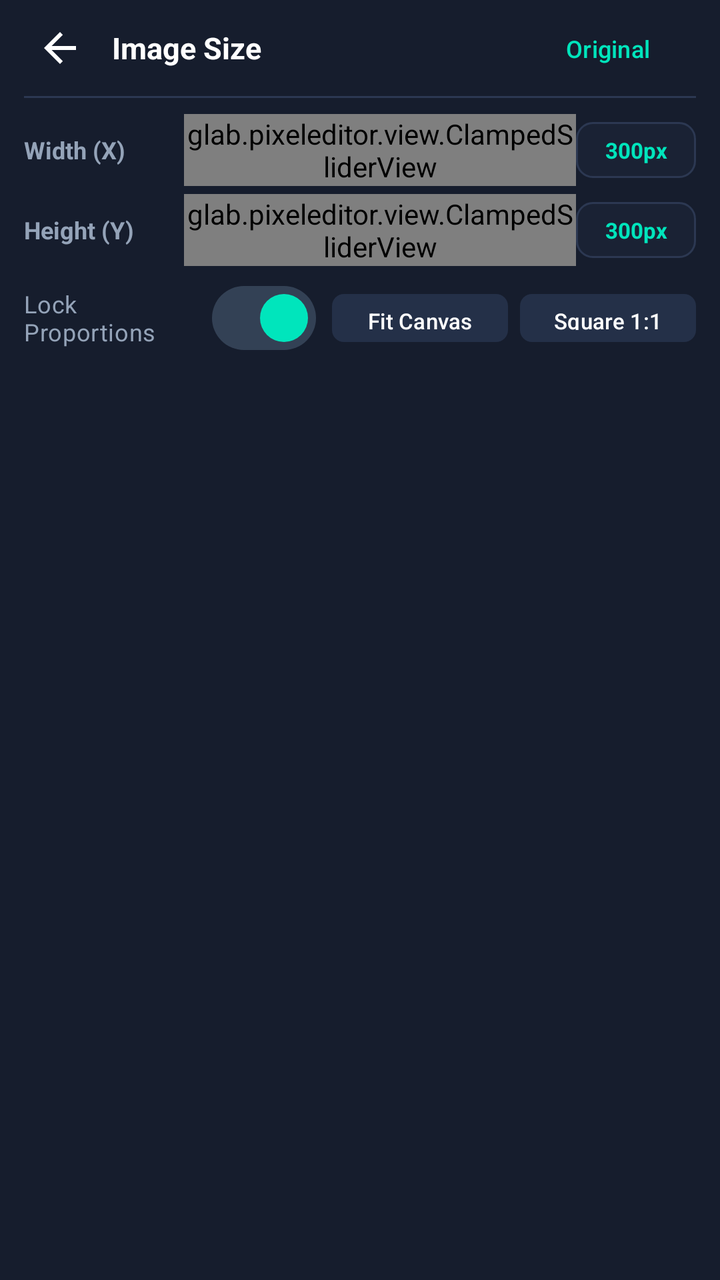
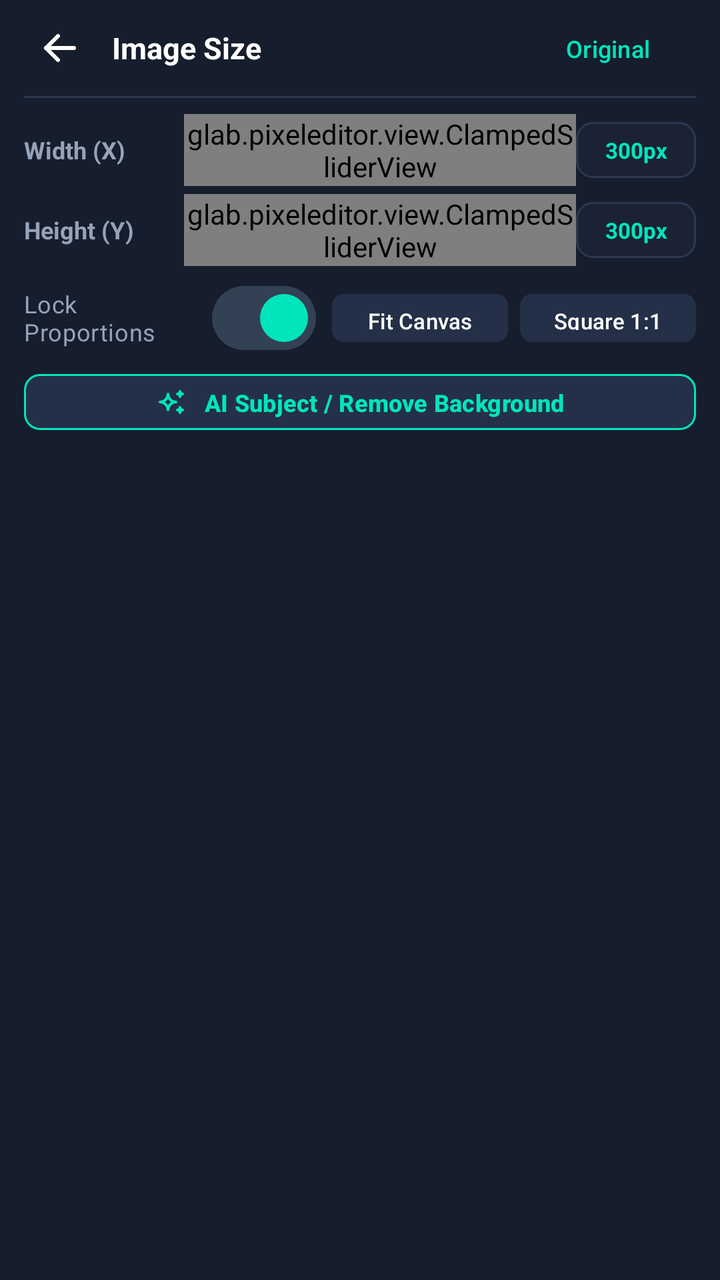

The first picture is an Android layout as it rendered before a commit; the second is the same layout after the commit. The layout source and the unified diff follow.
<!-- AndroidManifest.xml: application theme Theme.PixelEditor -->
<!-- res/layout/panel_photo_adjust.xml -->
<?xml version="1.0" encoding="utf-8"?>
<LinearLayout xmlns:android="http://schemas.android.com/apk/res/android"
    xmlns:app="http://schemas.android.com/apk/res-auto"
    android:id="@+id/panelPhotoAdjust"
    android:layout_width="match_parent"
    android:layout_height="wrap_content"
    android:background="@color/pe_surface_panel"
    android:orientation="vertical"
    android:paddingStart="12dp"
    android:paddingTop="4dp"
    android:paddingEnd="12dp"
    android:paddingBottom="4dp">

    
    <LinearLayout
        android:layout_width="match_parent"
        android:layout_height="40dp"
        android:gravity="center_vertical"
        android:orientation="horizontal">

        <ImageButton
            android:id="@+id/btnBackFromAdjust"
            android:layout_width="36dp"
            android:layout_height="36dp"
            android:background="?attr/selectableItemBackgroundBorderless"
            android:src="@drawable/ic_pe_back"
            app:tint="@color/pe_text_primary" />

        <TextView
            android:id="@+id/tvPhotoSizeHeader"
            android:layout_width="0dp"
            android:layout_height="wrap_content"
            android:layout_marginStart="8dp"
            android:layout_weight="1"
            android:text="Image Size"
            android:textColor="@color/pe_text_primary"
            android:textSize="15sp"
            android:textStyle="bold" />

        <com.google.android.material.button.MaterialButton
            android:id="@+id/btnResetAdjustments"
            style="@style/Widget.Material3.Button.TextButton"
            android:layout_width="wrap_content"
            android:layout_height="36dp"
            android:text="Original"
            android:textColor="@color/pe_accent_mint"
            android:textSize="12sp" />
    </LinearLayout>

    <View
        android:layout_width="match_parent"
        android:layout_height="1dp"
        android:layout_marginTop="4dp"
        android:layout_marginBottom="8dp"
        android:background="@color/pe_border" />

    
    <LinearLayout
        android:layout_width="match_parent"
        android:layout_height="wrap_content"
        android:gravity="center_vertical"
        android:orientation="horizontal">

        <TextView
            android:layout_width="80dp"
            android:layout_height="wrap_content"
            android:text="Width (X)"
            android:textColor="@color/pe_text_secondary"
            android:textSize="12sp"
            android:textStyle="bold" />

        <glab.pixeleditor.view.ClampedSliderView
            android:id="@+id/sliderPhotoWidth"
            android:layout_width="0dp"
            android:layout_height="36dp"
            android:layout_weight="1" />

        <TextView
            android:id="@+id/tvPhotoWidthVal"
            android:layout_width="60dp"
            android:layout_height="28dp"
            android:background="@drawable/bg_input_box"
            android:gravity="center"
            android:text="300px"
            android:textColor="@color/pe_accent_mint"
            android:textSize="11sp"
            android:textStyle="bold" />
    </LinearLayout>

    
    <LinearLayout
        android:layout_width="match_parent"
        android:layout_height="wrap_content"
        android:layout_marginTop="4dp"
        android:gravity="center_vertical"
        android:orientation="horizontal">

        <TextView
            android:layout_width="80dp"
            android:layout_height="wrap_content"
            android:text="Height (Y)"
            android:textColor="@color/pe_text_secondary"
            android:textSize="12sp"
            android:textStyle="bold" />

        <glab.pixeleditor.view.ClampedSliderView
            android:id="@+id/sliderPhotoHeight"
            android:layout_width="0dp"
            android:layout_height="36dp"
            android:layout_weight="1" />

        <TextView
            android:id="@+id/tvPhotoHeightVal"
            android:layout_width="60dp"
            android:layout_height="28dp"
            android:background="@drawable/bg_input_box"
            android:gravity="center"
            android:text="300px"
            android:textColor="@color/pe_accent_mint"
            android:textSize="11sp"
            android:textStyle="bold" />
    </LinearLayout>

    
    <LinearLayout
        android:layout_width="match_parent"
        android:layout_height="wrap_content"
        android:layout_marginTop="10dp"
        android:gravity="center_vertical"
        android:orientation="horizontal">

        <com.google.android.material.materialswitch.MaterialSwitch
            android:id="@+id/switchPhotoAspectLock"
            android:layout_width="0dp"
            android:layout_height="32dp"
            android:layout_weight="1"
            android:checked="true"
            android:text="Lock Proportions"
            android:textColor="@color/pe_text_secondary"
            android:textSize="12sp"
            app:thumbTint="@color/pe_accent_mint"
            app:trackTint="#334155" />

        <com.google.android.material.button.MaterialButton
            android:id="@+id/btnPhotoMatchCanvas"
            style="@style/Widget.Material3.Button.TonalButton"
            android:layout_width="wrap_content"
            android:layout_height="32dp"
            android:layout_marginStart="8dp"
            android:paddingStart="10dp"
            android:paddingEnd="10dp"
            android:text="Fit Canvas"
            android:textColor="@color/pe_text_primary"
            android:textSize="11sp"
            app:backgroundTint="#243048"
            app:cornerRadius="6dp" />

        <com.google.android.material.button.MaterialButton
            android:id="@+id/btnPhotoSquare"
            style="@style/Widget.Material3.Button.TonalButton"
            android:layout_width="wrap_content"
            android:layout_height="32dp"
            android:layout_marginStart="6dp"
            android:paddingStart="10dp"
            android:paddingEnd="10dp"
            android:text="Square 1:1"
            android:textColor="@color/pe_text_primary"
            android:textSize="11sp"
            app:backgroundTint="#243048"
            app:cornerRadius="6dp" />
    </LinearLayout>
</LinearLayout>
<!-- resources referenced by this layout -->
<resources>
  <color name="pe_accent_mint">#00E5BC</color>
  <color name="pe_border">#2C3852</color>
  <color name="pe_surface_panel">#161D2D</color>
  <color name="pe_text_primary">#FFFFFF</color>
  <color name="pe_text_secondary">#94A3B8</color>
  <!-- drawable bg_input_box (drawable) -->
  <?xml version="1.0" encoding="utf-8"?>
  <shape xmlns:android="http://schemas.android.com/apk/res/android"
      android:shape="rectangle">
      <solid android:color="@color/pe_surface_input"/>
      <stroke android:width="1dp" android:color="@color/pe_border"/>
      <corners android:radius="8dp"/>
  </shape>
  <!-- drawable ic_pe_back (drawable) -->
  <vector xmlns:android="http://schemas.android.com/apk/res/android"
      android:width="24dp"
      android:height="24dp"
      android:viewportWidth="24"
      android:viewportHeight="24">
      <path
          android:fillColor="@color/pe_text_primary"
          android:pathData="M20,11H7.83l5.59,-5.59L12,4l-8,8 8,8 1.41,-1.41L7.83,13H20v-2z"/>
  </vector>
  <style name="Theme.PixelEditor" parent="Theme.Material3.Dark.NoActionBar">
          
          <item name="colorPrimary">@color/pe_accent_mint</item>
          <item name="colorOnPrimary">@color/pe_m3_on_primary</item>
          <item name="colorPrimaryContainer">@color/pe_m3_primary_container</item>
          <item name="colorOnPrimaryContainer">@color/pe_m3_on_primary_container</item>
  
          <item name="colorSecondary">@color/pe_accent_cyan</item>
          <item name="colorTertiary">@color/pe_accent_purple</item>
  
          
          <item name="android:colorBackground">@color/pe_bg_canvas_workspace</item>
          <item name="colorSurface">@color/pe_surface_panel</item>
          <item name="colorOnSurface">@color/pe_text_primary</item>
          <item name="colorSurfaceVariant">@color/pe_surface_panel_elevated</item>
          <item name="colorOnSurfaceVariant">@color/pe_text_secondary</item>
  
          <item name="colorOutline">@color/pe_border</item>
  
          
          <item name="android:statusBarColor">@android:color/transparent</item>
          <item name="android:navigationBarColor">@android:color/transparent</item>
          <item name="android:windowDrawsSystemBarBackgrounds">true</item>
          <item name="android:windowLightStatusBar">false</item>
          <item name="android:windowLightNavigationBar" tools:targetApi="27">false</item>
      </style>
  <color name="pe_surface_input">#1A2234</color>
  <color name="pe_m3_on_primary">#00382B</color>
  <color name="pe_m3_primary_container">#00513F</color>
  <color name="pe_m3_on_primary_container">#73FCD4</color>
  <color name="pe_accent_cyan">#00D2FF</color>
  <color name="pe_accent_purple">#7F5AF0</color>
  <color name="pe_bg_canvas_workspace">#0F1320</color>
  <color name="pe_surface_panel_elevated">#1E273C</color>
</resources>

<!-- the commit's change to res/layout/panel_photo_adjust.xml (unified diff, before → after) -->
@@ -169,4 +169,30 @@
             app:backgroundTint="#243048"
             app:cornerRadius="6dp" />
     </LinearLayout>
+
+    
+    <LinearLayout
+        android:layout_width="match_parent"
+        android:layout_height="36dp"
+        android:layout_marginTop="8dp"
+        android:gravity="center_vertical"
+        android:orientation="horizontal">
+
+        <com.google.android.material.button.MaterialButton
+            android:id="@+id/btnRemoveBackground"
+            android:layout_width="match_parent"
+            android:layout_height="36dp"
+            android:backgroundTint="#243048"
+            android:text="AI Subject / Remove Background"
+            android:textColor="@color/pe_accent_mint"
+            android:textSize="12sp"
+            android:textStyle="bold"
+            app:cornerRadius="8dp"
+            app:icon="@drawable/ic_tool_effects"
+            app:iconGravity="textStart"
+            app:iconSize="16dp"
+            app:iconTint="@color/pe_accent_mint"
+            app:strokeColor="@color/pe_accent_mint"
+            app:strokeWidth="1dp" />
+    </LinearLayout>
 </LinearLayout>
<!-- resource entries referenced after the edit -->
@@ -20,8 +20,36 @@
       android:viewportWidth="24"
       android:viewportHeight="24">
       <path
-          android:fillColor="@color/pe_text_primary"
-          android:pathData="M20,11H7.83l5.59,-5.59L12,4l-8,8 8,8 1.41,-1.41L7.83,13H20v-2z"/>
+          android:strokeColor="#FFFFFFFF"
+          android:strokeWidth="2"
+          android:strokeLineCap="round"
+          android:strokeLineJoin="round"
+          android:pathData="M5 12l14 0" />
+      <path
+          android:strokeColor="#FFFFFFFF"
+          android:strokeWidth="2"
+          android:strokeLineCap="round"
+          android:strokeLineJoin="round"
+          android:pathData="M5 12l6 6" />
+      <path
+          android:strokeColor="#FFFFFFFF"
+          android:strokeWidth="2"
+          android:strokeLineCap="round"
+          android:strokeLineJoin="round"
+          android:pathData="M5 12l6 -6" />
+  </vector>
+  <!-- drawable ic_tool_effects (drawable) -->
+  <vector xmlns:android="http://schemas.android.com/apk/res/android"
+      android:width="24dp"
+      android:height="24dp"
+      android:viewportWidth="24"
+      android:viewportHeight="24">
+      <path
+          android:strokeColor="#FFFFFFFF"
+          android:strokeWidth="2"
+          android:strokeLineCap="round"
+          android:strokeLineJoin="round"
+          android:pathData="M16 18a2 2 0 0 1 2 2a2 2 0 0 1 2 -2a2 2 0 0 1 -2 -2a2 2 0 0 1 -2 2m0 -12a2 2 0 0 1 2 2a2 2 0 0 1 2 -2a2 2 0 0 1 -2 -2a2 2 0 0 1 -2 2m-7 12a6 6 0 0 1 6 -6a6 6 0 0 1 -6 -6a6 6 0 0 1 -6 6a6 6 0 0 1 6 6" />
   </vector>
   <style name="Theme.PixelEditor" parent="Theme.Material3.Dark.NoActionBar">
           
